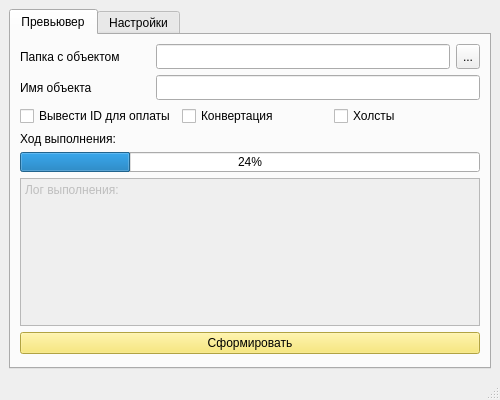
Old version of the form previwer2_window.ui in the repository Dyrnwyn/Previewer-2.0.
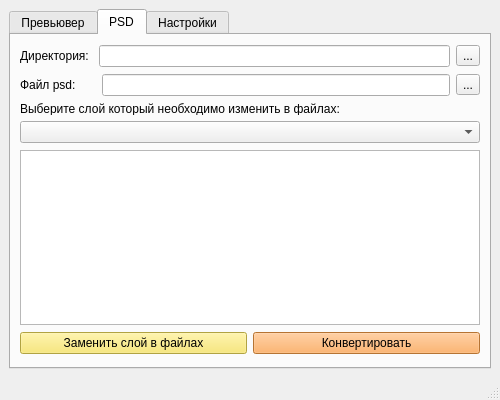
New version of the form. The open tabs and pages were chosen to show the change.

Commit message: fixed logick add convert psd to jpeg

```diff
--- a/previwer2_window.ui
+++ b/previwer2_window.ui
@@ -47,7 +47,7 @@
    <property name="locale">
     <locale language="Russian" country="Russia"/>
    </property>
-   <layout class="QHBoxLayout" name="horizontalLayout_7">
+   <layout class="QVBoxLayout" name="verticalLayout_9">
     <item>
      <widget class="QTabWidget" name="tabWidget">
       <property name="sizePolicy">
@@ -80,6 +80,9 @@
         <height>0</height>
        </size>
       </property>
+      <property name="styleSheet">
+       <string notr="true"/>
+      </property>
       <property name="currentIndex">
        <number>0</number>
       </property>
@@ -247,13 +250,6 @@
               </property>
              </widget>
             </item>
-            <item>
-             <widget class="QCheckBox" name="checkBox_convert">
-              <property name="text">
-               <string>Конвертация</string>
-              </property>
-             </widget>
-            </item>
             <item>
              <widget class="QCheckBox" name="checkBox_holst">
               <property name="text">
@@ -342,6 +338,125 @@
         </item>
        </layout>
       </widget>
+      <widget class="QWidget" name="tab_psd">
+       <attribute name="title">
+        <string>PSD</string>
+       </attribute>
+       <layout class="QVBoxLayout" name="verticalLayout_10">
+        <item>
+         <layout class="QHBoxLayout" name="horizontalLayout_10" stretch="0,0,0">
+          <property name="sizeConstraint">
+           <enum>QLayout::SizeConstraint::SetFixedSize</enum>
+          </property>
+          <property name="topMargin">
+           <number>0</number>
+          </property>
+          <item>
+           <widget class="QLabel" name="label_16">
+            <property name="text">
+             <string>Директория: </string>
+            </property>
+           </widget>
+          </item>
+          <item>
+           <widget class="QLineEdit" name="lineEdit_path_to_psd"/>
+          </item>
+          <item>
+           <widget class="QToolButton" name="toolButton_pickup_dir">
+            <property name="text">
+             <string>...</string>
+            </property>
+           </widget>
+          </item>
+         </layout>
+        </item>
+        <item>
+         <layout class="QHBoxLayout" name="horizontalLayout_7">
+          <item>
+           <widget class="QLabel" name="label_2">
+            <property name="text">
+             <string>Файл psd:      </string>
+            </property>
+           </widget>
+          </item>
+          <item>
+           <widget class="QLineEdit" name="lineEdit_psd_file"/>
+          </item>
+          <item>
+           <widget class="QToolButton" name="toolButton_select_psd_file">
+            <property name="text">
+             <string>...</string>
+            </property>
+           </widget>
+          </item>
+         </layout>
+        </item>
+        <item>
+         <layout class="QVBoxLayout" name="verticalLayout_12">
+          <item>
+           <widget class="QLabel" name="label">
+            <property name="maximumSize">
+             <size>
+              <width>16777215</width>
+              <height>12</height>
+             </size>
+            </property>
+            <property name="text">
+             <string>Выберите слой который необходимо изменить в файлах:</string>
+            </property>
+           </widget>
+          </item>
+          <item>
+           <widget class="QComboBox" name="comboBox_layers"/>
+          </item>
+         </layout>
+        </item>
+        <item>
+         <widget class="QGraphicsView" name="graphicsView_view_layer">
+          <property name="maximumSize">
+           <size>
+            <width>16777215</width>
+            <height>175</height>
+           </size>
+          </property>
+         </widget>
+        </item>
+        <item>
+         <layout class="QHBoxLayout" name="horizontalLayout_12">
+          <property name="topMargin">
+           <number>0</number>
+          </property>
+          <item>
+           <widget class="QPushButton" name="pushButton_change_layer_in_files">
+            <property name="autoFillBackground">
+             <bool>false</bool>
+            </property>
+            <property name="styleSheet">
+             <string notr="true">background-color: rgb(248, 228, 92);</string>
+            </property>
+            <property name="text">
+             <string>Заменить слой в файлах</string>
+            </property>
+           </widget>
+          </item>
+          <item>
+           <widget class="QPushButton" name="pushButton_convert_psd">
+            <property name="layoutDirection">
+             <enum>Qt::LayoutDirection::LeftToRight</enum>
+            </property>
+            <property name="styleSheet">
+             <string notr="true">
+background-color: rgb(255, 163, 72);</string>
+            </property>
+            <property name="text">
+             <string>Конвертировать</string>
+            </property>
+           </widget>
+          </item>
+         </layout>
+        </item>
+       </layout>
+      </widget>
       <widget class="QWidget" name="tab_settings">
        <attribute name="title">
         <string>Настройки</string>
```
Left out of the diff: 6 changed lines with no effect on the pictures. The commit also changes 8 other files.
